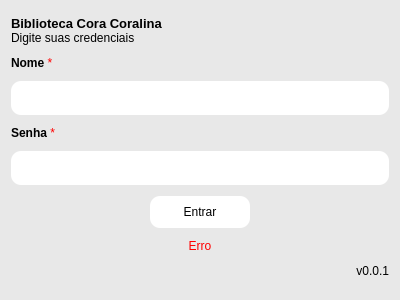
This is views/login.ui in vitorhngo/Biblioteca-MVC as Qt 5 draws it before an edit. The edited form follows.
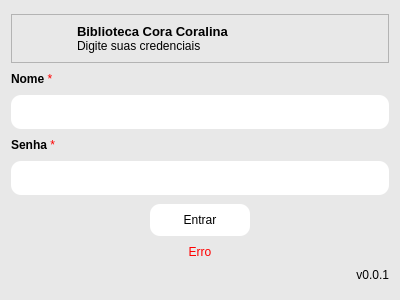
This is the edited form. Icons and pictures are not drawn.

Commit message:
Refactor login UI and functionality
- Updated the login UI layout in `login.ui` to include a top frame with a logo and title.
- Adjusted the size policies and spacers for better alignment and spacing.
- Changed the label for the password field and added error handling for user input.
- Updated the `login_ui.py` to reflect changes in the UI structure and added resource imports.
- Modified `login_view.py` to set a window icon for the login dialog.

Patch:
```diff
--- a/views/login.ui
+++ b/views/login.ui
@@ -39,14 +39,94 @@
    <bool>true</bool>
   </property>
   <layout class="QGridLayout" name="gridLayout">
+   <item row="0" column="0" colspan="3">
+    <widget class="QFrame" name="frame_top">
+     <property name="sizePolicy">
+      <sizepolicy hsizetype="Preferred" vsizetype="Fixed">
+       <horstretch>0</horstretch>
+       <verstretch>0</verstretch>
+      </sizepolicy>
+     </property>
+     <property name="frameShape">
+      <enum>QFrame::StyledPanel</enum>
+     </property>
+     <property name="frameShadow">
+      <enum>QFrame::Raised</enum>
+     </property>
+     <layout class="QHBoxLayout" name="horizontalLayout">
+      <item>
+       <widget class="QLabel" name="img_logo">
+        <property name="sizePolicy">
+         <sizepolicy hsizetype="Preferred" vsizetype="Maximum">
+          <horstretch>0</horstretch>
+          <verstretch>0</verstretch>
+         </sizepolicy>
+        </property>
+        <property name="maximumSize">
+         <size>
+          <width>50</width>
+          <height>50</height>
+         </size>
+        </property>
+        <property name="styleSheet">
+         <string notr="true"/>
+        </property>
+        <property name="text">
+         <string/>
+        </property>
+        <property name="pixmap">
+         <pixmap resource="icons.qrc">:/icons/icons/logo-icon.png</pixmap>
+        </property>
+        <property name="scaledContents">
+         <bool>true</bool>
+        </property>
+        <property name="wordWrap">
+         <bool>false</bool>
+        </property>
+       </widget>
+      </item>
+      <item>
+       <widget class="QLabel" name="label_title">
+        <property name="sizePolicy">
+         <sizepolicy hsizetype="Preferred" vsizetype="Fixed">
+          <horstretch>0</horstretch>
+          <verstretch>0</verstretch>
+         </sizepolicy>
+        </property>
+        <property name="minimumSize">
+         <size>
+          <width>0</width>
+          <height>0</height>
+         </size>
+        </property>
+        <property name="text">
+         <string>&lt;html&gt;&lt;head/&gt;&lt;body&gt;&lt;p&gt;&lt;span style=&quot; font-size:10pt; font-weight:600;&quot;&gt;Biblioteca Cora Coralina&lt;/span&gt;&lt;br/&gt;Digite suas credenciais&lt;/p&gt;&lt;/body&gt;&lt;/html&gt;</string>
+        </property>
+        <property name="textFormat">
+         <enum>Qt::RichText</enum>
+        </property>
+        <property name="scaledContents">
+         <bool>true</bool>
+        </property>
+        <property name="wordWrap">
+         <bool>false</bool>
+        </property>
+       </widget>
+      </item>
+     </layout>
+    </widget>
+   </item>
    <item row="5" column="0">
     <spacer name="horizontalSpacer">
      <property name="orientation">
       <enum>Qt::Horizontal</enum>
      </property>
+     <property name="sizeType">
+      <enum>QSizePolicy::Expanding</enum>
+     </property>
      <property name="sizeHint" stdset="0">
       <size>
-       <width>40</width>
+       <width>125</width>
        <height>20</height>
       </size>
      </property>
@@ -184,25 +264,25 @@
      </layout>
     </widget>
    </item>
-   <item row="0" column="0" colspan="3">
-    <widget class="QLabel" name="label_title">
+   <item row="3" column="0" colspan="3">
+    <widget class="QLabel" name="label_pswd">
      <property name="sizePolicy">
       <sizepolicy hsizetype="Preferred" vsizetype="Fixed">
        <horstretch>0</horstretch>
        <verstretch>0</verstretch>
       </sizepolicy>
      </property>
-     <property name="minimumSize">
+     <property name="maximumSize">
       <size>
-       <width>0</width>
-       <height>0</height>
+       <width>16777215</width>
+       <height>16777215</height>
       </size>
      </property>
      <property name="text">
-      <string>&lt;html&gt;&lt;head/&gt;&lt;body&gt;&lt;p&gt;&lt;span style=&quot; font-size:10pt; font-weight:600;&quot;&gt;Biblioteca Cora Coralina&lt;/span&gt;&lt;br/&gt;Digite suas credenciais&lt;/p&gt;&lt;/body&gt;&lt;/html&gt;</string>
+      <string>&lt;html&gt;&lt;head/&gt;&lt;body&gt;&lt;p&gt;&lt;span style=&quot; font-weight:600;&quot;&gt;Senha &lt;/span&gt;&lt;span style=&quot; color:#ff0000;&quot;&gt;*&lt;/span&gt;&lt;/p&gt;&lt;/body&gt;&lt;/html&gt;</string>
      </property>
      <property name="textFormat">
-      <enum>Qt::RichText</enum>
+      <enum>Qt::AutoText</enum>
      </property>
      <property name="scaledContents">
       <bool>true</bool>
```
Left out of the diff: 97 changed lines with no effect on the pictures. The commit also changes 12 other files.
